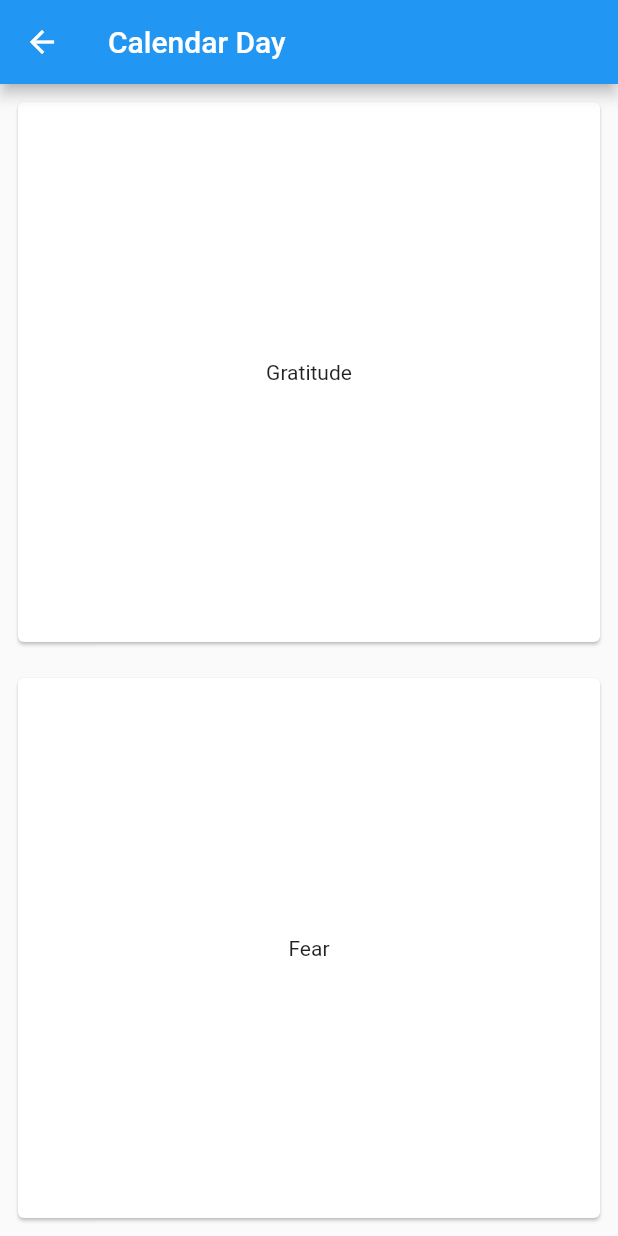
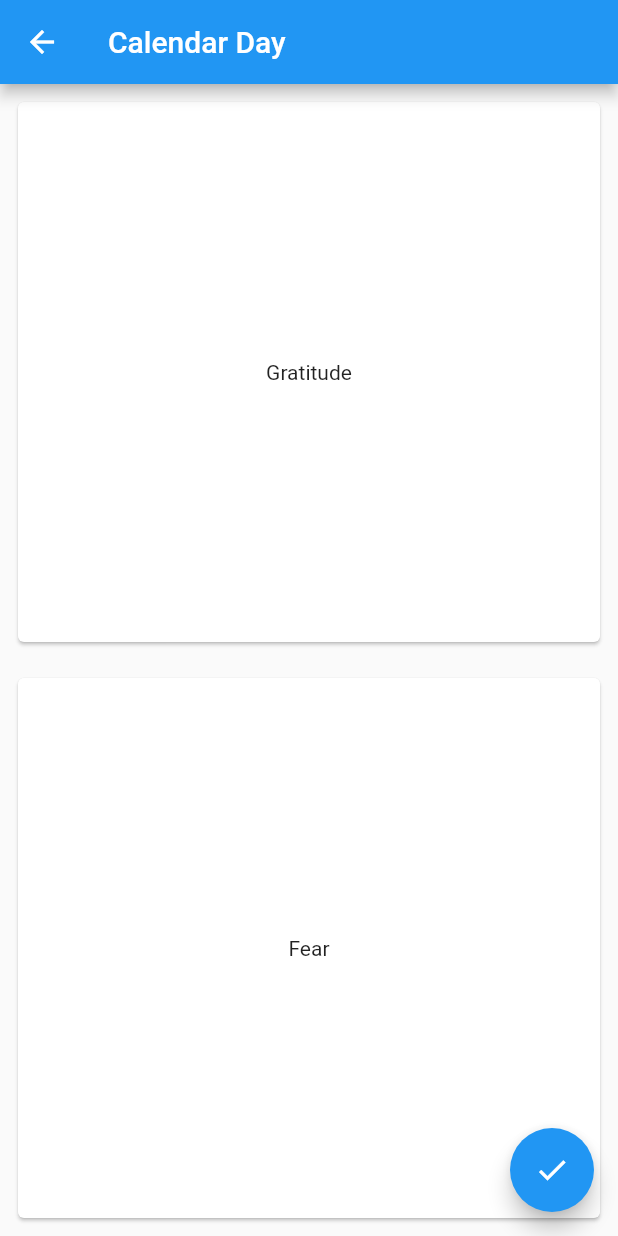
Before and after one commit to valerianaGit/3ThingsFlutter, a Flutter app: the screen it shows after launch, after a tap on "Calendar", on a phone screen of 412 x 824 dp. Run offline on Flutter 3.47's test engine with Material 2 defaults, Android fonts, the phone set to English and light mode, and no system bars; our stand-ins replace table_calendar.

Commit message:
create calendar day screen

```diff
--- a/lib/models/viewModels/fear_view_model.dart
+++ b/lib/models/viewModels/fear_view_model.dart
@@ -19,7 +19,7 @@ class FearViewModel extends ChangeNotifier {
     return _fearsList.length;
   }
 
-  void addAnotherGratitude(Fear fear) {
+  void addAnotherFear(Fear fear) {
     Fear newFear = Fear(
         date: fear.date,
         define: fear.define,
--- a/lib/screens/calendar_day_screen.dart
+++ b/lib/screens/calendar_day_screen.dart
@@ -1,5 +1,6 @@
 import 'package:flutter/material.dart';
 import 'package:three_things_flutter/utilities/strings.dart';
+import 'package:three_things_flutter/widgets/main_cards.dart';
 
 class CalendarDayPage extends StatelessWidget {
   @override
@@ -8,37 +9,27 @@ class CalendarDayPage extends StatelessWidget {
       appBar: AppBar(
         title: Text('Calendar Day'),
       ),
-      body: Container(
+      body: SafeArea(
+        child: Container(
           child: Column(
             children: [
               //Day circle with colors representing the 3 models
               Container(),
-          ////Card fopr gratitudes
+
               mainCards('Gratitude', context, Strings.gratitudePage),
 
-          ///card for fear
               mainCards('Fear', context, Strings.fearPage)
             ],
-      )),
+          ),
+        ),
+      ),
+      floatingActionButton: FloatingActionButton(
+        onPressed: () {
+          Navigator.pop(context);
+        },
+        tooltip: 'Done',
+        child: const Icon(Icons.check),
+      ),
     );
   }
 }
-
-Widget mainCards(String title, BuildContext context, String routePage) {
-  return Expanded(
-    child: InkWell(
-      onTap: () {
-        Navigator.pushNamed(context, routePage);
-      },
-      child: SizedBox(
-        height: 60.0,
-        child: Padding(
-          padding: EdgeInsets.all(8.0),
-          child: Card(
-            child: Center(child: Text(title)),
-          ),
-        ),
-      ),
-    ),
-  );
-}
--- a/lib/screens/home_daily_stoic_screen.dart
+++ b/lib/screens/home_daily_stoic_screen.dart
@@ -1,26 +1,8 @@
 import 'package:flutter/material.dart';
 import 'package:three_things_flutter/utilities/strings.dart';
+import 'package:three_things_flutter/widgets/main_cards.dart';
 
 class HomeDailyStoic extends StatelessWidget {
-  Widget mainCards(String title, BuildContext context, String routePage) {
-    return Expanded(
-      child: InkWell(
-        onTap: () {
-          Navigator.pushNamed(context, routePage);
-        },
-        child: SizedBox(
-          height: 60.0,
-          child: Padding(
-            padding: EdgeInsets.all(8.0),
-            child: Card(
-              child: Center(child: Text(title)),
-            ),
-          ),
-        ),
-      ),
-    );
-  }
-
   @override
   Widget build(BuildContext context) {
     return Scaffold(
--- a/lib/widgets/main_cards.dart
+++ b/lib/widgets/main_cards.dart
@@ -1,16 +1,13 @@
 import 'package:flutter/material.dart';
-
-class MainCard extends StatelessWidget {
-//MainCard({})
-  @override
-  Widget build(BuildContext context) {
-    return Container(
-      child: Container(),
-    );
-  }
-}
-
-// Widget mainCards(String title, BuildContext context, String routePage) {
+//TODO: - firgure out if there is a way to MAKE a stateless widget work?
+// ignore: must_be_immutable
+// class MainCard extends StatelessWidget {
+//   late BuildContext context;
+//   final String routePage = '';
+//   final String title = '';
+//   MainCard({title, context, routePage});
+//   @override
+//   Widget build(BuildContext context) {
 //     return Expanded(
 //       child: InkWell(
 //         onTap: () {
@@ -28,3 +25,23 @@ class MainCard extends StatelessWidget {
 //       ),
 //     );
 //   }
+// }
+
+Widget mainCards(String title, BuildContext context, String routePage) {
+  return Expanded(
+    child: InkWell(
+      onTap: () {
+        Navigator.pushNamed(context, routePage);
+      },
+      child: SizedBox(
+        height: 60.0,
+        child: Padding(
+          padding: EdgeInsets.all(8.0),
+          child: Card(
+            child: Center(child: Text(title)),
+          ),
+        ),
+      ),
+    ),
+  );
+}
```
Also changed, not shown: lib/models/viewModels/calendar_day_view_model.dart (+64 -3 lines). Lines whose indentation alone changed are shown as unchanged.
